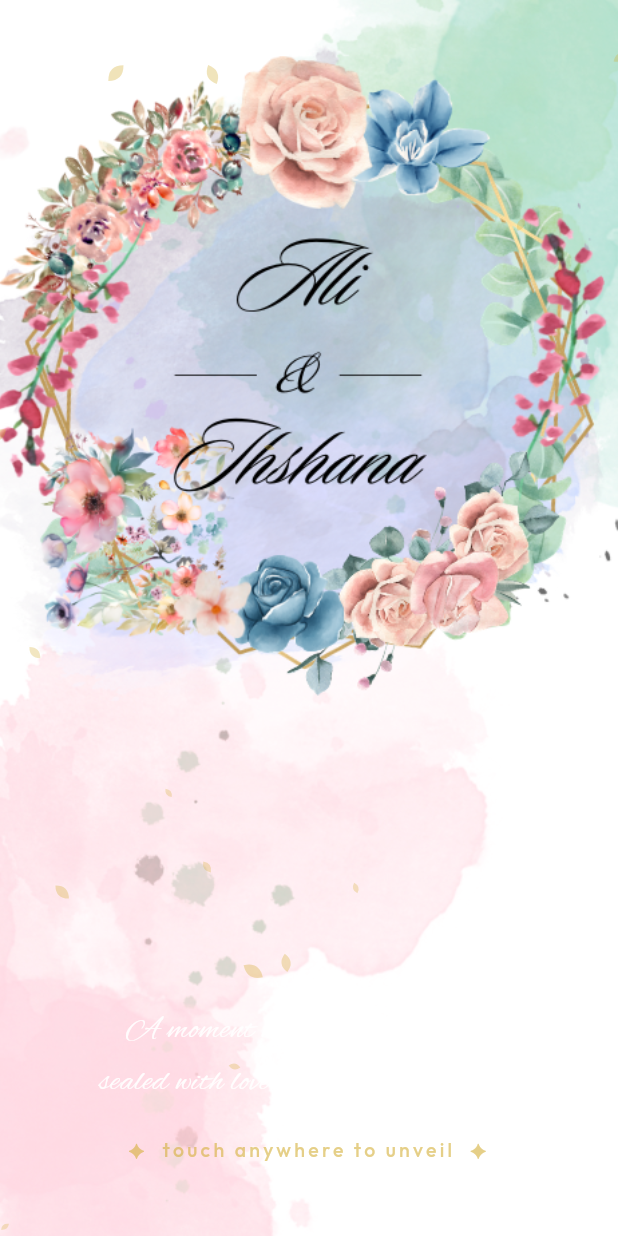
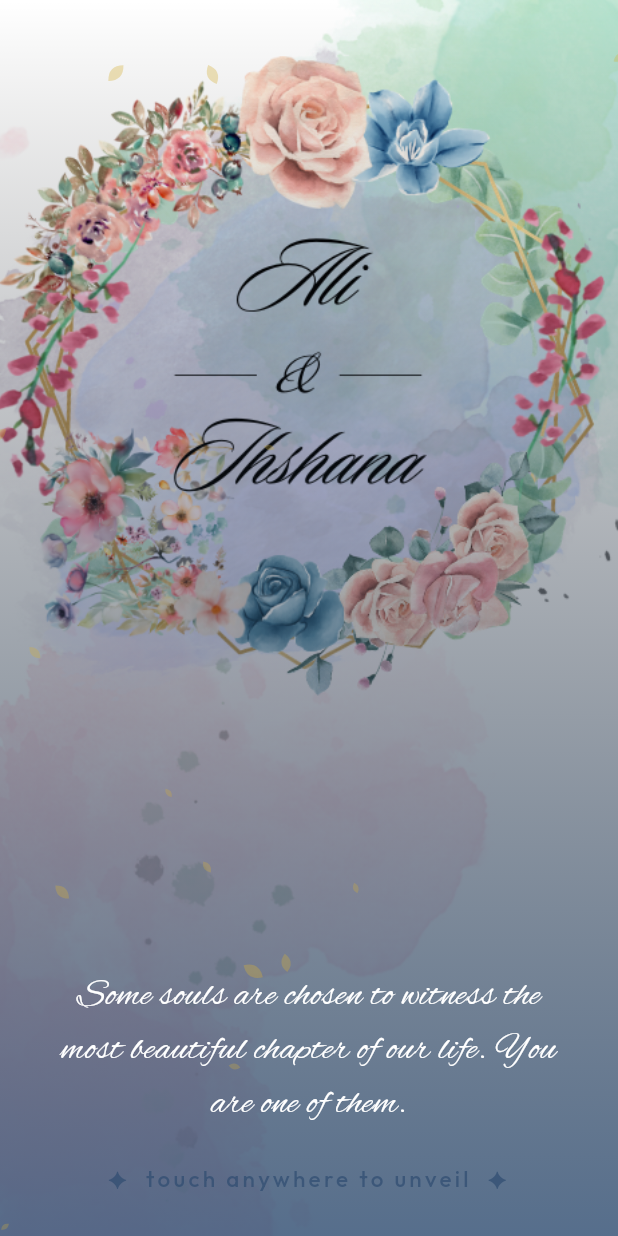
Before and after one commit to falahul-ali/invitation, a Flutter app: the screen it shows after launch, on a phone screen of 412 x 824 dp. Run offline on Flutter 3.47's test engine with Material 3 defaults, Android fonts, the phone set to English and light mode, and no system bars; our stand-ins replace audioplayers; project files that could hold a hidden picture were left out.

Commit message:
Splash Screen

```diff
--- a/lib/screens/invitation.dart
+++ b/lib/screens/invitation.dart
@@ -1266,10 +1266,20 @@ class _InvitationState extends State<Invitation>
                                               MainAxisAlignment.center,
                                           children: [
                                             Text(
+                                              "2026",
+                                              style: TextStyle(
+                                                fontFamily: 'Outfit',
+                                                fontSize: 11 * s,
+                                                fontWeight: FontWeight.bold,
+                                                color: Color(0xFF2C4A6F),
+                                                letterSpacing: 1.0,
+                                              ),
+                                            ),
+                                            Text(
                                               "7",
                                               style: TextStyle(
                                                 fontFamily: 'PlayfairDisplay',
-                                                fontSize: 32 * s,
+                                                fontSize: 37 * s,
                                                 fontWeight: FontWeight.bold,
                                                 color: Color(0xFFD4AF37),
                                               ),
@@ -1302,7 +1312,7 @@ class _InvitationState extends State<Invitation>
                                           padding: EdgeInsets.symmetric(
                                               vertical: 6 * s),
                                           child: Text(
-                                            "2026",
+                                            "LUNCH",
                                             style: TextStyle(
                                               fontFamily: 'Outfit',
                                               fontSize: 11 * s,
@@ -1322,16 +1332,16 @@ class _InvitationState extends State<Invitation>
                                     end: 0.98,
                                     child: Column(
                                       children: [
-                                        Text(
-                                          "For Lunch",
-                                          style: TextStyle(
-                                            fontFamily: 'Outfit',
-                                            fontSize: 13 * s,
-                                            fontWeight: FontWeight.bold,
-                                            color: Color(0xFF2C4A6F),
-                                          ),
-                                        ),
-                                        SizedBox(height: 3 * s),
+                                        // Text(
+                                        //   "For Lunch",
+                                        //   style: TextStyle(
+                                        //     fontFamily: 'Outfit',
+                                        //     fontSize: 13 * s,
+                                        //     fontWeight: FontWeight.bold,
+                                        //     color: Color(0xFF2C4A6F),
+                                        //   ),
+                                        // ),
+                                        // SizedBox(height: 3 * s),
                                         Text(
                                           "From 12:30 PM onwards",
                                           style: TextStyle(
--- a/lib/screens/splash_screen.dart
+++ b/lib/screens/splash_screen.dart
@@ -188,18 +188,18 @@ class _SplashScreenState extends State<SplashScreen>
             ),
 
             // ── Soft dark overlay so text is readable ────────────────────
-            // Container(
-            //   decoration: BoxDecoration(
-            //     gradient: LinearGradient(
-            //       colors: [
-            //         Colors.black.withOpacity(0.18),
-            //         Colors.black.withOpacity(0.42),
-            //       ],
-            //       begin: Alignment.topCenter,
-            //       end: Alignment.bottomCenter,
-            //     ),
-            //   ),
-            // ),
+            Container(
+              decoration: BoxDecoration(
+                gradient: LinearGradient(
+                  colors: [
+                    Colors.black.withOpacity(0.0),
+                    Color(0xFF2C4A6F).withOpacity(0.8),
+                  ],
+                  begin: Alignment.topCenter,
+                  end: Alignment.bottomCenter,
+                ),
+              ),
+            ),
 
             // ── Floating petals ──────────────────────────────────────────
             IgnorePointer(
@@ -243,26 +243,37 @@ class _SplashScreenState extends State<SplashScreen>
                         child: Column(
                           children: [
                             Text(
-                              "A moment written in the stars,",
+                              "Some souls are chosen to witness the most beautiful chapter of our life. You are one of them.",
                               style: TextStyle(
                                 fontFamily: 'AlexBrush',
-                                fontSize: 22,
-                                color: Colors.white.withOpacity(0.92),
+                                fontSize: 25,
+                                fontWeight: FontWeight.w500,
+                                color: Colors.white,
                                 letterSpacing: 0.5,
                               ),
                               textAlign: TextAlign.center,
                             ),
-                            const SizedBox(height: 4),
-                            Text(
-                              "sealed with love & blessed by Allah.",
-                              style: TextStyle(
-                                fontFamily: 'AlexBrush',
-                                fontSize: 22,
-                                color: Colors.white.withOpacity(0.92),
-                                letterSpacing: 0.5,
-                              ),
-                              textAlign: TextAlign.center,
-                            ),
+                            // Text(
+                            //   "A moment written in the stars,",
+                            //   style: TextStyle(
+                            //     fontFamily: 'AlexBrush',
+                            //     fontSize: 22,
+                            //     color: Colors.white.withOpacity(0.92),
+                            //     letterSpacing: 0.5,
+                            //   ),
+                            //   textAlign: TextAlign.center,
+                            // ),
+                            // const SizedBox(height: 4),
+                            // Text(
+                            //   "sealed with love & blessed by Allah.",
+                            //   style: TextStyle(
+                            //     fontFamily: 'AlexBrush',
+                            //     fontSize: 22,
+                            //     color: Colors.white.withOpacity(0.92),
+                            //     letterSpacing: 0.5,
+                            //   ),
+                            //   textAlign: TextAlign.center,
+                            // ),
                           ],
                         ),
                       ),
@@ -284,17 +295,22 @@ class _SplashScreenState extends State<SplashScreen>
                           );
                         },
                         child: Padding(
-                          padding: const EdgeInsets.only(bottom: 48),
-                          child: Text(
+                          padding: const EdgeInsets.only(bottom: 28),
+                          child: Column(
+                            children: [
+                              Text(
                                 "✦  touch anywhere to unveil  ✦",
                                 style: TextStyle(
                                   fontFamily: 'Outfit',
-                              fontSize: 13,
+                                  fontSize: 15,
                                   fontWeight: FontWeight.w500,
-                              color: const Color(0xFFD4AF37).withOpacity(0.9),
+                                  // color: Colors.white,
+                                  color: const Color(0xFF2C4A6F),
                                   letterSpacing: 2.2,
                                 ),
                                 textAlign: TextAlign.center,
+                              ),
+                            ],
                           ),
                         ),
                       ),
```
Lines whose indentation alone changed are shown as unchanged.
